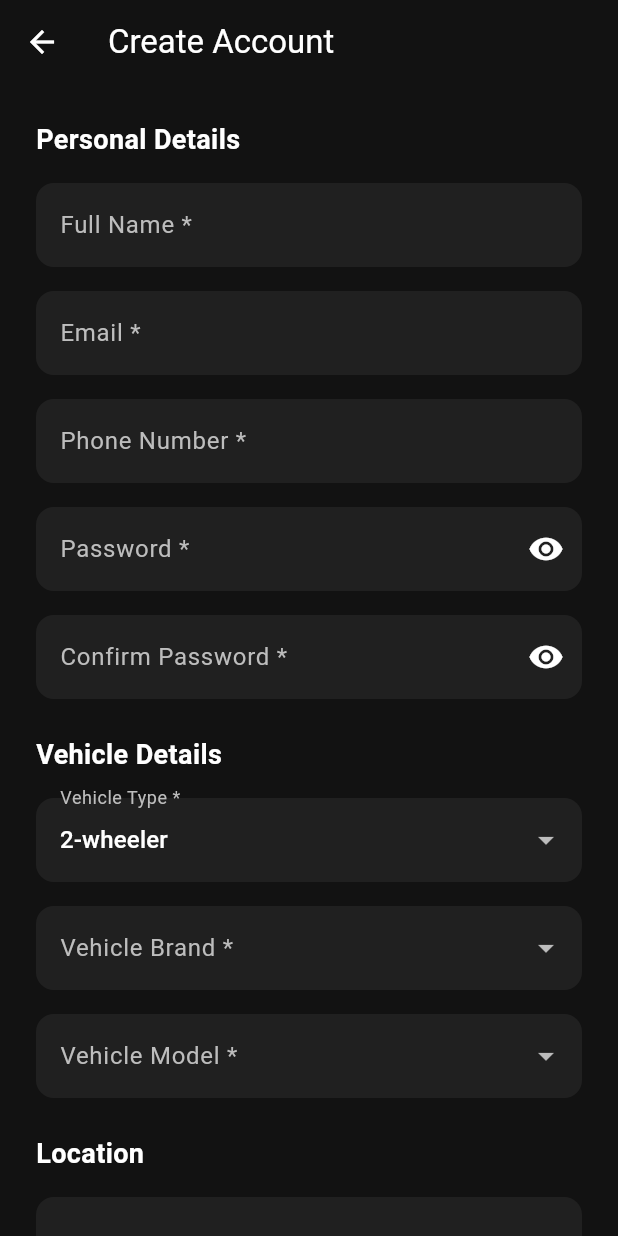
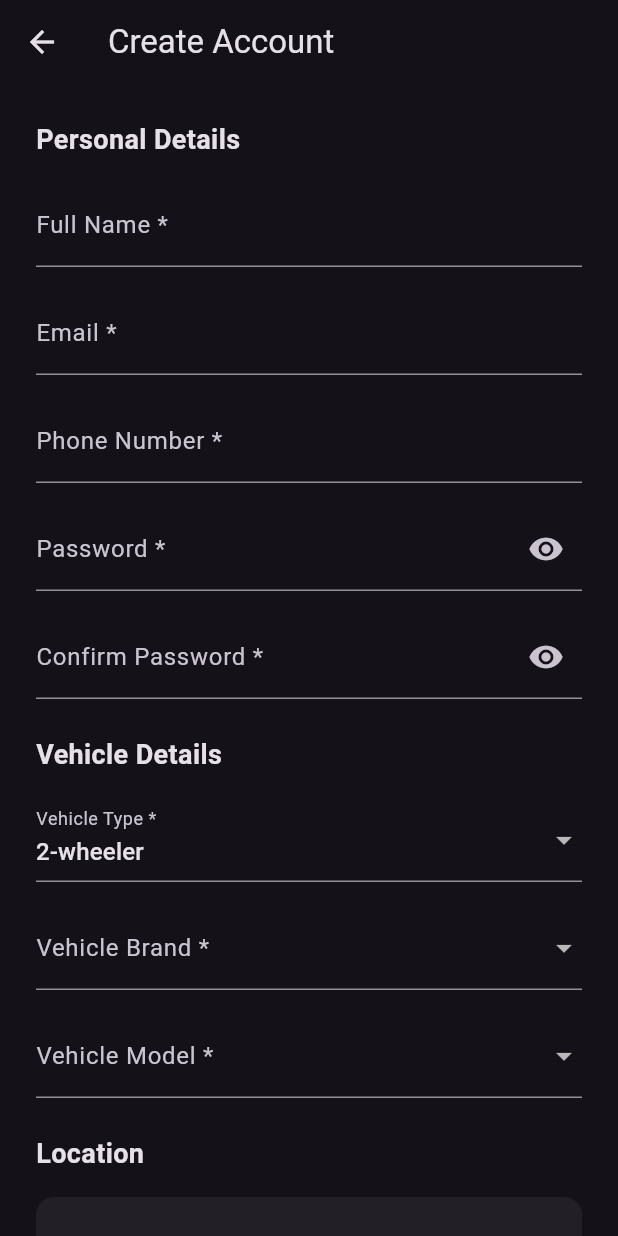
Before and after one commit to sushmithagk/ChargeX, a Flutter app: the screen it shows after launch, after a tap on "Sign Up", on a phone screen of 412 x 824 dp. Run offline on Flutter 3.47's test engine with Material 3 defaults, Android fonts, the phone set to English and light mode, and no system bars; our stand-ins replace cloud_firestore, firebase_auth, firebase_core, geocoding, geolocator, google_maps_flutter and 1 more; missing offline and left inert: flutter_polyline_points; accounts and stored records are empty.

Commit message:
UI is changed

```diff
--- a/lib/main.dart
+++ b/lib/main.dart
@@ -1,95 +1,37 @@
 // lib/main.dart
-
-import 'package:chargex/screens/splash_screen.dart';
-import 'package:chargex/screens/nearby_screen.dart';
-import 'package:chargex/screens/trip_planner_screen.dart';
-import 'package:chargex/screens/my_bookings_screen.dart';
-import 'package:chargex/screens/station_detail_screen.dart';
+import 'package:flutter/material.dart';
+import 'package:firebase_core/firebase_core.dart';
+import 'package:provider/provider.dart';
 
 import 'package:chargex/services/auth_service.dart';
 import 'package:chargex/services/database_service.dart';
-import 'package:chargex/services/location_service.dart';
+import 'package:chargex/screens/auth_wrapper.dart';
 
-import 'package:flutter/material.dart';
-import 'package:firebase_core/firebase_core.dart';
-import 'package:provider/provider.dart';
-import 'firebase_options.dart';
-
-Future<void> main() async {
+void main() async {
   WidgetsFlutterBinding.ensureInitialized();
-  await Firebase.initializeApp(
-    options: DefaultFirebaseOptions.currentPlatform,
-  );
-
-  runApp(const ChargeXApp());
+  await Firebase.initializeApp();
+  runApp(const MyApp());
 }
 
-class ChargeXApp extends StatelessWidget {
-  const ChargeXApp({super.key});
+class MyApp extends StatelessWidget {
+  const MyApp({super.key});
 
   @override
   Widget build(BuildContext context) {
     return MultiProvider(
       providers: [
-        Provider<AuthService>(create: (_) => AuthService()),
-        Provider<DatabaseService>(create: (_) => DatabaseService()),
-        Provider<LocationService>(create: (_) => LocationService()),
+        Provider<AuthService>(
+          create: (_) => AuthService(),
+        ),
+        Provider<DatabaseService>(
+          create: (_) => DatabaseService(),
+        ),
       ],
       child: MaterialApp(
+        debugShowCheckedModeBanner: false,
         title: 'ChargeX',
-        debugShowCheckedModeBanner: false,
-        theme: ThemeData(
-          brightness: Brightness.dark,
-          primaryColor: Colors.indigoAccent,
-          scaffoldBackgroundColor: const Color(0xFF121212),
-          colorScheme: const ColorScheme.dark(
-            primary: Colors.indigoAccent,
-            secondary: Colors.tealAccent,
-            surface: Color(0xFF1E1E1E),
-          ),
-          inputDecorationTheme: InputDecorationTheme(
-            filled: true,
-            fillColor: Colors.grey.withOpacity(0.1),
-            border: OutlineInputBorder(
-              borderRadius: BorderRadius.circular(12),
-              borderSide: BorderSide.none,
-            ),
-            labelStyle: TextStyle(color: Colors.grey[400]),
-          ),
-          elevatedButtonTheme: ElevatedButtonThemeData(
-            style: ElevatedButton.styleFrom(
-              backgroundColor: Colors.indigoAccent,
-              foregroundColor: Colors.white,
-              padding: const EdgeInsets.symmetric(vertical: 16),
-              shape: RoundedRectangleBorder(
-                borderRadius: BorderRadius.circular(12),
-              ),
-              textStyle: const TextStyle(
-                fontSize: 16,
-                fontWeight: FontWeight.bold,
-              ),
-            ),
-          ),
-        ),
-
-        // When app opens → only SplashScreen shows
-        home: const SplashScreen(),
-
-        // Named routes
-        routes: {
-          '/nearby': (_) => const NearbyScreen(),
-          '/my-bookings': (_) => const MyBookingsScreen(),
-          '/trip': (_) => const TripPlannerScreen(),
-
-          '/station': (context) {
-            final stationId =
-            ModalRoute.of(context)!.settings.arguments as String;
-            return StationDetailScreen(
-              stationId: stationId,
-              stationName: "Station",
-            );
-          },
-        },
+        theme: ThemeData.dark().copyWith(useMaterial3: true),
+        home: const AuthWrapper(),
       ),
     );
   }
--- a/lib/screens/auth_wrapper.dart
+++ b/lib/screens/auth_wrapper.dart
@@ -1,72 +1,52 @@
-import 'package:chargex/models/user_model.dart';
-import 'package:chargex/screens/complete_profile_screen.dart';
-import 'package:chargex/screens/login_screen.dart';
-import 'package:chargex/screens/profile_screen.dart';
-import 'package:chargex/services/auth_service.dart';
-import 'package:chargex/services/database_service.dart';
+import 'package:flutter/material.dart';
 import 'package:firebase_auth/firebase_auth.dart';
-import 'package:flutter/material.dart';
-import 'package:provider/provider.dart';
+import 'package:cloud_firestore/cloud_firestore.dart';
+
+import 'login_screen.dart';
+import 'home_screen.dart';
 
 class AuthWrapper extends StatelessWidget {
   const AuthWrapper({super.key});
 
   @override
   Widget build(BuildContext context) {
-    final authService = context.read<AuthService>();
-    final dbService = context.read<DatabaseService>();
-
     return StreamBuilder<User?>(
-      stream: authService.user,
-      builder: (context, authSnapshot) {
-        if (authSnapshot.connectionState == ConnectionState.waiting) {
-          return const Scaffold(body: Center(child: CircularProgressIndicator()));
+      stream: FirebaseAuth.instance.authStateChanges(),
+      builder: (context, authSnap) {
+        // WAITING FOR AUTH
+        if (authSnap.connectionState == ConnectionState.waiting) {
+          return const Scaffold(
+            body: Center(child: CircularProgressIndicator()),
+          );
         }
 
-        // 🚪 Not logged in
-        if (!authSnapshot.hasData || authSnapshot.data == null) {
+        // NOT LOGGED IN
+        if (authSnap.data == null) {
           return const LoginScreen();
         }
 
-        final loggedInUser = authSnapshot.data!;
-        bool isGoogleUser = loggedInUser.providerData
-            .any((p) => p.providerId == 'google.com');
-        bool isEmailUser = loggedInUser.providerData
-            .any((p) => p.providerId == 'password');
+        final user = authSnap.data!;
 
-        return FutureBuilder<UserModel?>(
-          future: dbService.getUser(loggedInUser.uid),
-          builder: (context, userDocSnapshot) {
-            if (userDocSnapshot.connectionState == ConnectionState.waiting) {
-              return const Scaffold(body: Center(child: CircularProgressIndicator()));
+        // 🔥 WAIT FOR FIRESTORE USER DOC SAFELY
+        return StreamBuilder<DocumentSnapshot>(
+          stream: FirebaseFirestore.instance
+              .collection('users')
+              .doc(user.uid)
+              .snapshots(),
+          builder: (context, userSnap) {
+            if (userSnap.connectionState == ConnectionState.waiting) {
+              return const Scaffold(
+                body: Center(child: CircularProgressIndicator()),
+              );
             }
 
-            final userData = userDocSnapshot.data;
-
-            // 🟡 Case 1: New Google user with no Firestore data
-            if (isGoogleUser && userData == null) {
-              return const CompleteProfileScreen();
+            if (!userSnap.hasData || !userSnap.data!.exists) {
+              return const Scaffold(
+                body: Center(child: Text("User profile missing")),
+              );
             }
 
-            // 🟡 Case 2: Google user but incomplete data
-            if (isGoogleUser &&
-                userData != null &&
-                (userData.vehicleType == 'Not set' ||
-                    userData.vehicleBrand == 'Not set' ||
-                    userData.vehicleModel == 'Not set')) {
-              return const CompleteProfileScreen();
-            }
-
-            // 🟢 Case 3: Email user with complete data
-            if (isEmailUser) return const ProfileScreen();
-
-            // 🟢 Case 4: Returning Google user with complete data
-            if (isGoogleUser && userData != null) {
-              return const ProfileScreen();
-            }
-
-            // Default
-            return const LoginScreen();
+            return const HomeScreen();
           },
         );
       },
```
Also changed, not shown: lib/screens/home_screen.dart (added, +150 -0 lines), lib/screens/profile_screen.dart (+1 -30 lines).
